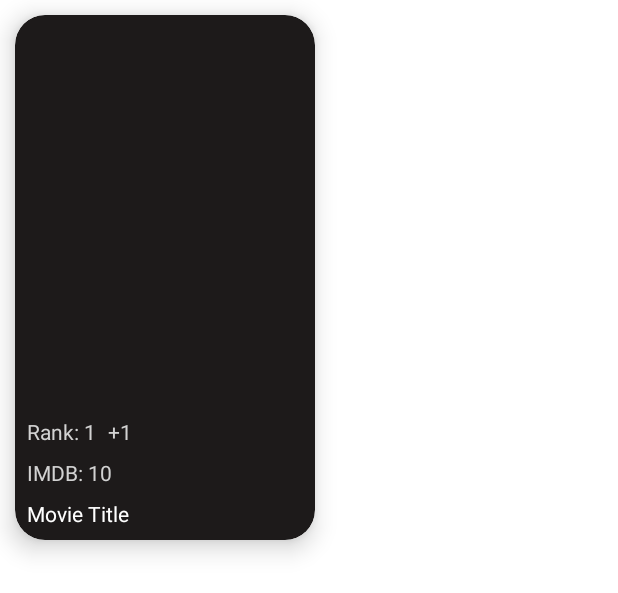
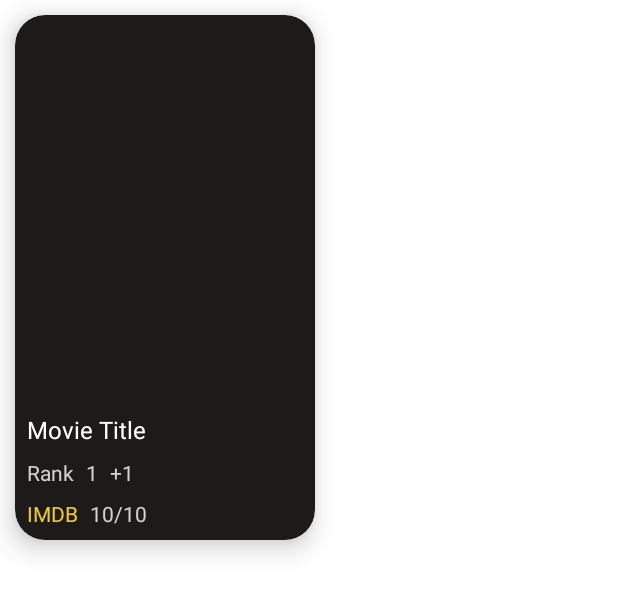
Before and after one commit to M0rtheus/Movie_App, an Android app: the layout item_most_popular.xml on its own in the app's theme, with its tools: preview values and no code run, on a phone screen of 412 x 824 dp. Shown: the top 593 px of the screen. Run offline under Robolectric (Android 15) with nearby library versions, the phone set to English and light mode, and no system bars.

Commit message:
update CardView design v2

```diff
--- a/app/src/main/java/lt/vcs/movieapp/MainActivity.java
+++ b/app/src/main/java/lt/vcs/movieapp/MainActivity.java
@@ -34,7 +34,7 @@ public class MainActivity extends AppCompatActivity {
 
         getSupportFragmentManager()
                 .beginTransaction()
-                .replace(R.id.fragment_container,  new FavoritesFragment())
+                .replace(R.id.fragment_container,  new HomeFragment())
                 .commit();
     }
 
--- a/app/src/main/java/lt/vcs/movieapp/adapters/ComingSoonAdapter.java
+++ b/app/src/main/java/lt/vcs/movieapp/adapters/ComingSoonAdapter.java
@@ -49,10 +49,10 @@ public class ComingSoonAdapter extends RecyclerView.Adapter<ComingSoonAdapter.Co
         holder.yearTextView.setText(String.valueOf(list.get(position).getYear()));
         holder.dateTextView.setText(list.get(position).getReleaseState());
 
-        if (list.get(position).getTitle().length() < 16) {
+        if (list.get(position).getTitle().length() < 20) {
             holder.titleTextView.setText(list.get(position).getTitle());
         } else {
-            holder.titleTextView.setText(list.get(position).getTitle().substring(0, 16) + "...");
+            holder.titleTextView.setText(list.get(position).getTitle().substring(0, 20) + "...");
         }
     }
 
--- a/app/src/main/java/lt/vcs/movieapp/adapters/InTheatersAdapter.java
+++ b/app/src/main/java/lt/vcs/movieapp/adapters/InTheatersAdapter.java
@@ -50,10 +50,10 @@ public class InTheatersAdapter extends RecyclerView.Adapter<InTheatersAdapter.In
         holder.yearTextView.setText(String.valueOf(list.get(position).getYear()));
         holder.dateTextView.setText(list.get(position).getReleaseState());
 
-        if (list.get(position).getTitle().length() < 25) {
+        if (list.get(position).getTitle().length() < 20) {
             holder.titleTextView.setText(list.get(position).getTitle());
         } else {
-            holder.titleTextView.setText(list.get(position).getTitle().substring(0, 25) + "...");
+            holder.titleTextView.setText(list.get(position).getTitle().substring(0, 20) + "...");
         }
     }
 
--- a/app/src/main/java/lt/vcs/movieapp/fragments/HomeFragment.java
+++ b/app/src/main/java/lt/vcs/movieapp/fragments/HomeFragment.java
@@ -57,10 +57,10 @@ public class HomeFragment extends Fragment {
                              Bundle savedInstanceState) {
         View view = inflater.inflate(R.layout.fragment_home, container, false);
         viewModel = new ViewModelProvider(this).get(HomeFragmentViewModel.class);
-//        setTopMoviesRecyclerView(view);
+        setTopMoviesRecyclerView(view);
 //        setMostPopularRecyclerView(view);
 //        setInTheatersRecyclerView(view);
-        setComingSoonRecyclerView(view);
+//        setComingSoonRecyclerView(view);
         return view;
     }
 
--- a/app/src/main/res/layout/item_coming_soon.xml
+++ b/app/src/main/res/layout/item_coming_soon.xml
@@ -33,8 +33,8 @@
             android:layout_height="wrap_content"
             android:layout_marginStart="8dp"
             android:layout_marginBottom="8dp"
-            android:text="123456789012345..."
-            android:textSize="20sp"
+            android:text="Movie Title"
+            android:textSize="16sp"
             android:textColor="@color/white"
             app:layout_constraintBottom_toTopOf="@+id/comingSoonYearTextView"
             app:layout_constraintStart_toStartOf="parent" />
--- a/app/src/main/res/layout/item_most_popular.xml
+++ b/app/src/main/res/layout/item_most_popular.xml
@@ -23,9 +23,20 @@
             android:layout_height="0dp"
             android:layout_marginBottom="8dp"
             android:scaleType="centerCrop"
-            app:layout_constraintBottom_toTopOf="@+id/mostPopularRankTextView"
+            app:layout_constraintBottom_toTopOf="@+id/mostPopularTitleTextView"
             app:layout_constraintStart_toStartOf="parent"
             app:layout_constraintTop_toTopOf="parent" />
+
+        <TextView
+            android:id="@+id/mostPopularRankText"
+            android:layout_width="wrap_content"
+            android:layout_height="wrap_content"
+            android:layout_marginStart="8dp"
+            android:layout_marginBottom="8dp"
+            android:text="Rank"
+            android:textColor="@color/darker_white"
+            app:layout_constraintBottom_toTopOf="@+id/mostPopularIMDBTextView"
+            app:layout_constraintStart_toStartOf="@+id/mostPopularImageView" />
 
         <TextView
             android:id="@+id/mostPopularRankTextView"
@@ -33,10 +44,10 @@
             android:layout_height="wrap_content"
             android:layout_marginStart="8dp"
             android:layout_marginBottom="8dp"
-            android:text="Rank: 1"
+            android:text="1"
             android:textColor="@color/darker_white"
-            app:layout_constraintBottom_toTopOf="@+id/mostPopularIMDBScoreTextView"
-            app:layout_constraintStart_toStartOf="@+id/mostPopularImageView" />
+            app:layout_constraintBottom_toTopOf="@+id/mostPopularIMDBTextView"
+            app:layout_constraintStart_toEndOf="@+id/mostPopularRankText" />
 
         <TextView
             android:id="@+id/mostPopularRankUpDownTextView"
@@ -46,7 +57,7 @@
             android:layout_marginBottom="8dp"
             android:text="+1"
             android:textColor="@color/darker_white"
-            app:layout_constraintBottom_toTopOf="@+id/mostPopularIMDBScoreTextView"
+            app:layout_constraintBottom_toTopOf="@+id/mostPopularIMDBTextView"
             app:layout_constraintStart_toEndOf="@+id/mostPopularRankTextView" />
 
         <TextView
@@ -55,9 +66,20 @@
             android:layout_height="wrap_content"
             android:layout_marginStart="8dp"
             android:layout_marginBottom="8dp"
-            android:text="IMDB: 10"
+            android:text="10/10"
             android:textColor="@color/darker_white"
-            app:layout_constraintBottom_toTopOf="@+id/mostPopularTitleTextView"
+            app:layout_constraintBottom_toBottomOf="parent"
+            app:layout_constraintStart_toEndOf="@+id/mostPopularIMDBTextView" />
+
+        <TextView
+            android:id="@+id/mostPopularIMDBTextView"
+            android:layout_width="wrap_content"
+            android:layout_height="wrap_content"
+            android:layout_marginStart="8dp"
+            android:layout_marginBottom="8dp"
+            android:text="IMDB"
+            android:textColor="@color/gold"
+            app:layout_constraintBottom_toBottomOf="parent"
             app:layout_constraintStart_toStartOf="parent" />
 
         <TextView
@@ -67,12 +89,10 @@
             android:layout_marginStart="8dp"
             android:layout_marginBottom="8dp"
             android:text="Movie Title"
+            android:textSize="16sp"
             android:textColor="@color/white"
-            app:layout_constraintBottom_toBottomOf="parent"
+            app:layout_constraintBottom_toTopOf="@+id/mostPopularRankTextView"
             app:layout_constraintStart_toStartOf="parent" />
-
-
-
 
     </androidx.constraintlayout.widget.ConstraintLayout>
 </com.google.android.material.card.MaterialCardView>
```
Also changed, not shown: app/src/main/java/lt/vcs/movieapp/adapters/MostPopularAdapter.java (+4 -4 lines), app/src/main/java/lt/vcs/movieapp/adapters/TopMovieAdapter.java (+4 -4 lines), app/src/main/res/layout/item_in_theaters.xml (+16 -12 lines), app/src/main/res/layout/item_top_movies.xml (+33 -10 lines).
